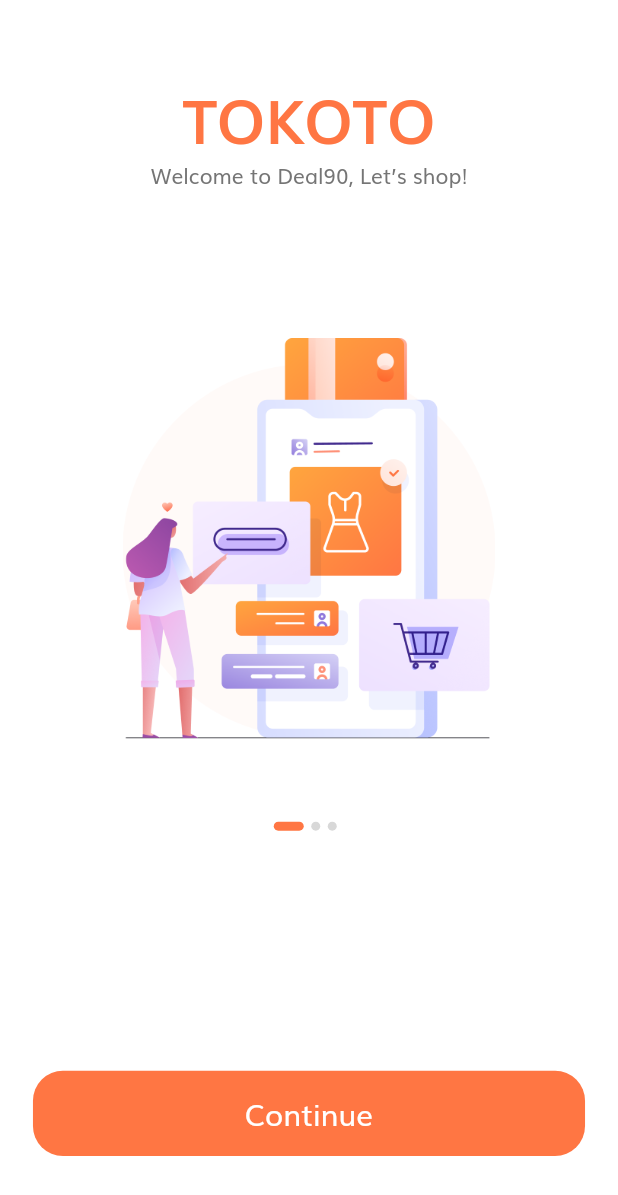
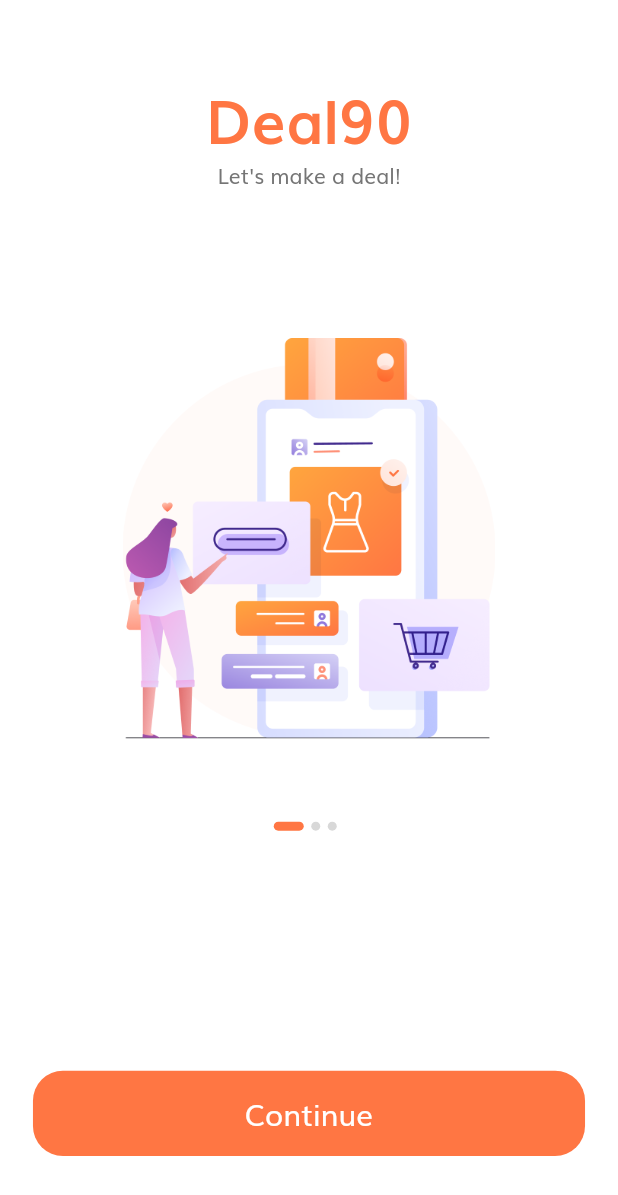
Before and after one commit to gilad4591/Deal90, a Flutter app: the screen it shows after launch, on a phone screen of 412 x 824 dp. Shown: the top 1195 px of the screen. Run offline on Flutter 3.47's test engine with Material 2 defaults, Android fonts, the light colour scheme and no system bars; our stand-ins replace firebase_auth, firebase_core, flutter_svg, google_sign_in; accounts and stored records are empty.

Commit message:
change direction after login + welcome msg

```diff
--- a/lib/screens/login_success/login_success_screen.dart
+++ b/lib/screens/login_success/login_success_screen.dart
@@ -9,7 +9,7 @@
     return Scaffold(
       appBar: AppBar(
         leading: SizedBox(),
-        title: Text("Login Success"),
+        // title: Text("Login Success"),
       ),
       body: Body(),
     );
--- a/lib/screens/sign_in/components/body.dart
+++ b/lib/screens/sign_in/components/body.dart
@@ -1,10 +1,10 @@
+import 'package:finalproject/screens/login_success/login_success_screen.dart';
 import 'package:firebase_auth/firebase_auth.dart';
 import 'package:firebase_core/firebase_core.dart';
 import 'package:flutter/material.dart';
 import 'package:finalproject/components/no_account_text.dart';
 import 'package:finalproject/components/socal_card.dart';
 import 'package:google_sign_in/google_sign_in.dart';
-import 'package:finalproject/screens/home/home_screen.dart';
 import '../../../size_config.dart';
 import 'sign_form.dart';
 
@@ -47,7 +47,8 @@
                       press: () {
                         signInWithGoogle().then((result) {
                           if (result != null) {
-                            Navigator.pushNamed(context, HomeScreen.routeName);
+                            Navigator.pushNamed(
+                                context, LoginSuccessScreen.routeName);
                           }
                         });
                       },
--- a/lib/screens/splash/components/body.dart
+++ b/lib/screens/splash/components/body.dart
@@ -15,10 +15,7 @@
 class _BodyState extends State<Body> {
   int currentPage = 0;
   List<Map<String, String>> splashData = [
-    {
-      "text": "Welcome to Deal90, Let’s shop!",
-      "image": "assets/images/splash_1.png"
-    },
+    {"text": "Let's make a deal!", "image": "assets/images/splash_1.png"},
     {
       "text":
           "We help people conect with store \naround United State of America",
--- a/lib/screens/splash/components/splash_content.dart
+++ b/lib/screens/splash/components/splash_content.dart
@@ -17,7 +17,7 @@
       children: <Widget>[
         Spacer(),
         Text(
-          "TOKOTO",
+          "Deal90",
           style: TextStyle(
             fontSize: getProportionateScreenWidth(36),
             color: kPrimaryColor,
```
Also changed, not shown: lib/screens/login_success/components/body.dart (+13 -6 lines).
